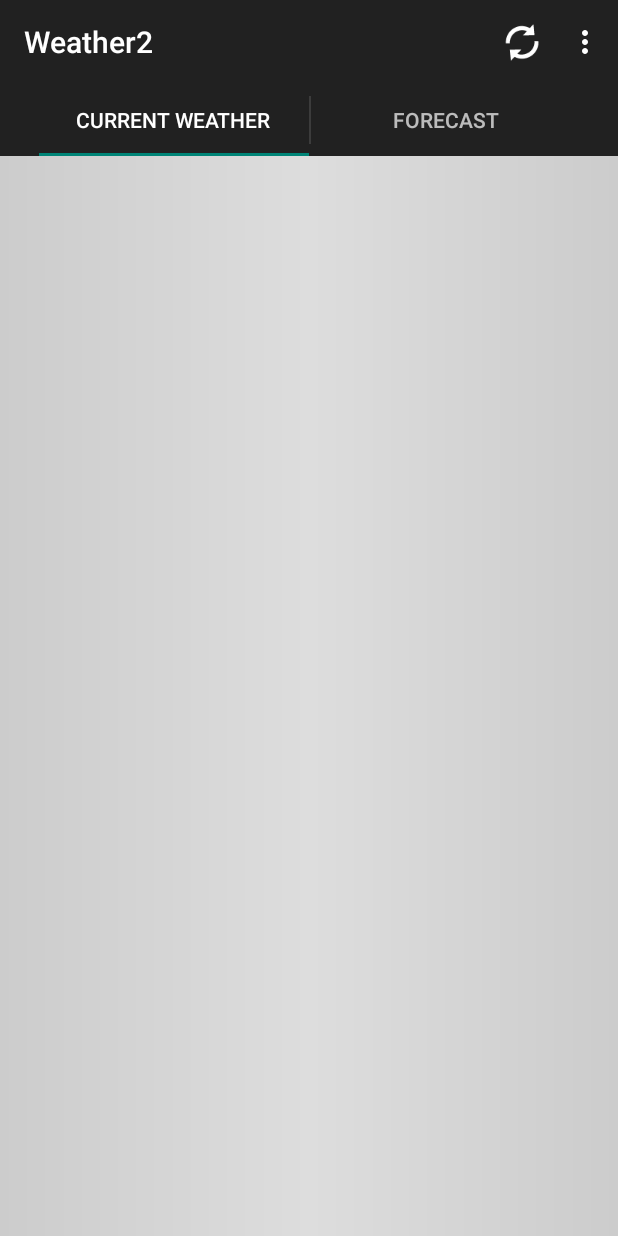
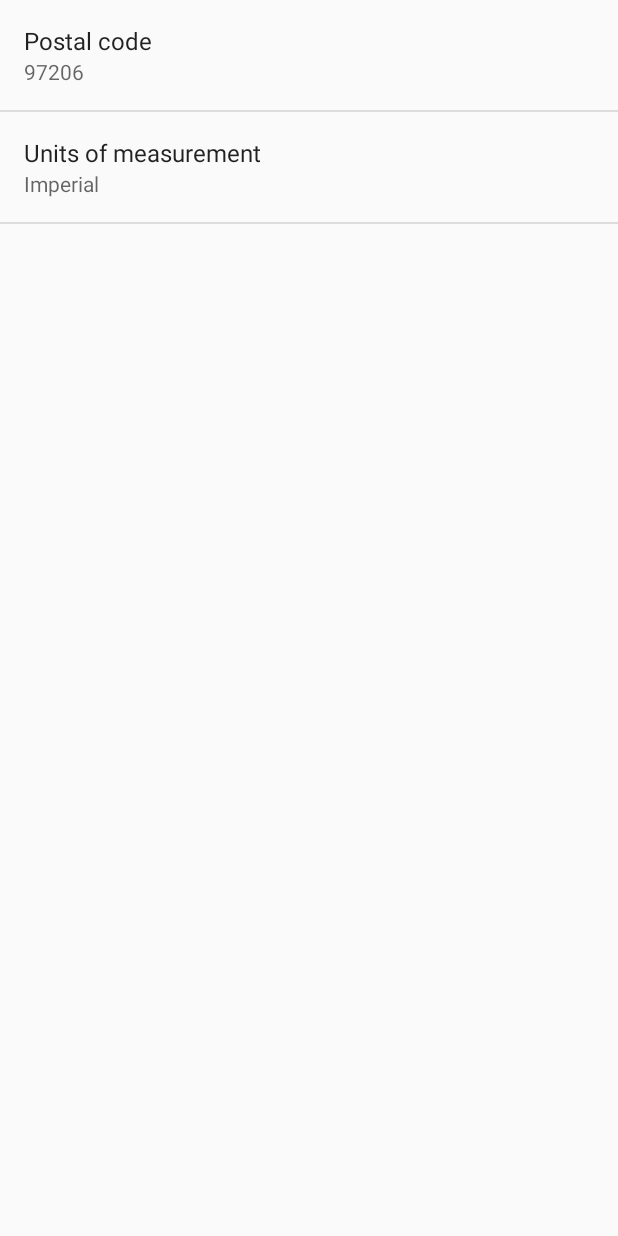
Before and after one commit to btdrucke/Weather2, an Android app: the screen it shows after launch (MainActivity before the commit, SettingsActivity after it), in the options menu, after a tap on "Settings", on a phone screen of 412 x 824 dp. Run offline under Robolectric (Android 15) with nearby library versions, the phone set to English and light mode, and no system bars; 1 statement that could not run was skipped.

Commit message:
Got a setting activity stopred in shared prefs.

```diff
--- a/app/build.gradle
+++ b/app/build.gradle
@@ -22,4 +22,5 @@ android {
 dependencies {
     compile fileTree(dir: 'libs', include: ['*.jar'])
     compile 'com.android.support:appcompat-v7:21.0.3'
+    compile 'com.android.support:support-v4:21.0.3'
 }
--- a/app/src/main/java/com/bdrucker/weather2/MainActivity.java
+++ b/app/src/main/java/com/bdrucker/weather2/MainActivity.java
@@ -1,8 +1,11 @@
 package com.bdrucker.weather2;
 
 import android.content.Context;
+import android.content.Intent;
+import android.content.SharedPreferences;
 import android.net.ConnectivityManager;
 import android.os.Bundle;
+import android.preference.PreferenceManager;
 import android.support.v4.app.Fragment;
 import android.support.v4.app.FragmentManager;
 import android.support.v4.app.FragmentPagerAdapter;
@@ -10,6 +13,7 @@ import android.support.v4.app.FragmentTransaction;
 import android.support.v4.view.ViewPager;
 import android.support.v7.app.ActionBar;
 import android.support.v7.app.ActionBarActivity;
+import android.text.TextUtils;
 import android.view.Menu;
 import android.view.MenuItem;
 import android.view.View;
@@ -28,8 +32,13 @@ public class MainActivity
         extends ActionBarActivity
         implements ActionBar.TabListener, ForecastClient.ForecastListener {
 
-    private final int POSITION_CURRENT_WEATHER = 0;
-    private final int POSITION_FORECAST_WEATHER = 1;
+    private static final int RESULT_SETTINGS = 1;
+    private static final int POSITION_CURRENT_WEATHER = 0;
+    private static final int POSITION_FORECAST_WEATHER = 1;
+    private static final String DEFAULT_POSTAL_CODE = "97206";
+    private static final String DEFAULT_UNITS = SettingsActivity.PREF_VALUE_UNITS_METRIC;
+
+    private SharedPreferences prefs;
 
     /**
      * The {@link ViewPager} that will host the section contents.
@@ -43,13 +52,14 @@ public class MainActivity
 
     private ForecastClient apiClient;
     private MenuItem refreshMenuOption;
-    private String postalCode = "97206";  // TODO: implement.
-    private boolean useMetric = false; // TODO: implement.
+    private String postalCode;
+    private boolean useMetric;
 
     @Override
     protected void onCreate(Bundle savedInstanceState) {
         super.onCreate(savedInstanceState);
         setContentView(R.layout.activity_main);
+        initializePreferences();
 
         progressView = findViewById(R.id.progress);
 
@@ -86,6 +96,27 @@ public class MainActivity
         apiClient = new ForecastClient(this, this);
     }
 
+    private void initializePreferences() {
+        prefs = PreferenceManager.getDefaultSharedPreferences(this);
+        SharedPreferences.Editor editor = prefs.edit();
+
+        if (prefs.contains(SettingsActivity.PREF_KEY_POSTAL_CODE))
+            postalCode = getPostalCodeFromPreferences();
+        else {
+            editor.putString(SettingsActivity.PREF_KEY_POSTAL_CODE, DEFAULT_POSTAL_CODE);
+            postalCode = DEFAULT_POSTAL_CODE;
+        }
+
+        if (!prefs.contains(SettingsActivity.PREF_KEY_UNITS))
+            useMetric = getUseMetricPreferences();
+        else {
+            editor.putString(SettingsActivity.PREF_KEY_UNITS, DEFAULT_UNITS);
+            useMetric = SettingsActivity.PREF_VALUE_UNITS_METRIC.equals(DEFAULT_UNITS);
+        }
+
+        editor.commit();
+    }
+
     private void fetchWeather() {
         if (apiClient != null)
             apiClient.get(postalCode);
@@ -112,6 +143,7 @@ public class MainActivity
         int id = item.getItemId();
 
         if (id == R.id.action_settings) {
+            startActivityForResult(new Intent(this, SettingsActivity.class), RESULT_SETTINGS);
             handled = true;
         } else if (id == R.id.action_refresh) {
             fetchWeather();
@@ -139,9 +171,9 @@ public class MainActivity
     protected void onResume() {
         super.onResume();
 
-        // TODO: only load every half hour.
-        if (areFragmentsAttached())
-            fetchWeather();
+//        // TODO: only load every half hour.
+//        if (areFragmentsAttached())
+//            fetchWeather();
     }
 
     private boolean areFragmentsAttached() {
@@ -195,6 +227,61 @@ public class MainActivity
             progressView.setVisibility(View.GONE);
     }
 
+    @Override
+    protected void onActivityResult(int requestCode, int resultCode, Intent data) {
+        super.onActivityResult(requestCode, resultCode, data);
+
+        // Don't do anything if the activity is finishing.  This data will be picked up when this activity resumes.
+        if (isFinishing())
+            return;
+
+        switch (requestCode) {
+            case RESULT_SETTINGS:
+                String newPostalCode = getPostalCodeFromPreferences();
+                boolean newUseMetric = getUseMetricPreferences();
+
+                if (!TextUtils.equals(postalCode, newPostalCode)) {
+                    postalCode = newPostalCode;
+                    useMetric = newUseMetric;
+                    dispatchPostalCodeChanged();
+                }
+                if (useMetric != newUseMetric) {
+                    useMetric = newUseMetric;
+                    dispatchUseMetricChanged();
+                }
+
+                break;
+        }
+    }
+
+    /**
+     * Called when the user has returned form the settings activity and the postal code has changed.
+     * The useMetric flag may or may not have changed as well.
+     */
+    private void dispatchPostalCodeChanged() {
+        if (areFragmentsAttached())
+            fetchWeather();
+    }
+
+    /**
+     * Called when the user has returned form the settings activity and the useMetric flag has changed.
+     * If we make it here, the postal code did not change, however.
+     */
+    private void dispatchUseMetricChanged() {
+        if (areFragmentsAttached()) {
+            currentWeatherFragment.updateUseMetric(useMetric);
+            forecastWeatherFragment.updateUseMetric(useMetric);
+        }
+    }
+
+    private String getPostalCodeFromPreferences() {
+        return prefs.getString(SettingsActivity.PREF_KEY_POSTAL_CODE, null);
+    }
+
+    private boolean getUseMetricPreferences() {
+        return SettingsActivity.PREF_VALUE_UNITS_METRIC.equals(prefs.getString(SettingsActivity.PREF_KEY_UNITS, null));
+    }
+
     /**
      * A {@link FragmentPagerAdapter} that returns a fragment corresponding to
      * one of the sections/tabs/pages.
--- /dev/null
+++ b/app/src/main/java/com/bdrucker/weather2/SettingsActivity.java
@@ -0,0 +1,57 @@
+package com.bdrucker.weather2;
+
+import android.content.SharedPreferences;
+import android.os.Bundle;
+import android.preference.ListPreference;
+import android.preference.Preference;
+import android.preference.PreferenceActivity;
+import android.preference.PreferenceManager;
+
+public class SettingsActivity extends PreferenceActivity implements Preference.OnPreferenceChangeListener {
+    public static final String PREF_KEY_POSTAL_CODE = "pref_postal_code";
+    public static final String PREF_KEY_UNITS = "pref_use_metric";
+    public static final String PREF_VALUE_UNITS_IMPERIAL = "0";
+    public static final String PREF_VALUE_UNITS_METRIC = "1";
+
+    private SharedPreferences prefs;
+
+    @Override
+    protected void onCreate(Bundle savedInstanceState) {
+        super.onCreate(savedInstanceState);
+        prefs = PreferenceManager.getDefaultSharedPreferences(this);
+
+        if (getActionBar() != null)
+            getActionBar().setDisplayHomeAsUpEnabled(true);
+
+        addPreferencesFromResource(R.xml.pref_general);
+
+        final Preference postalCodePref = findPreference(PREF_KEY_POSTAL_CODE);
+        postalCodePref.setSummary(prefs.getString(PREF_KEY_POSTAL_CODE, null));
+        postalCodePref.setOnPreferenceChangeListener(this);
+
+        final ListPreference useMetricPref = (ListPreference) findPreference(PREF_KEY_UNITS);
+        useMetricPref.setSummary(getListPreferenceEntry(useMetricPref, prefs.getString(PREF_KEY_UNITS, null)));
+        useMetricPref.setOnPreferenceChangeListener(this);
+    }
+
+    @Override
+    public boolean onPreferenceChange(Preference preference, Object value) {
+        String stringValue = value.toString();
+
+        if (preference instanceof ListPreference) {
+            ListPreference listPreference = (ListPreference) preference;
+            CharSequence entry = getListPreferenceEntry(listPreference, stringValue);
+            preference.setSummary(entry);
+        } else {
+            // For all other preferences, set the summary to the value's
+            // simple string representation.
+            preference.setSummary(stringValue);
+        }
+        return true;
+    }
+
+    private CharSequence getListPreferenceEntry(ListPreference listPreference, String stringValue) {
+        int index = listPreference.findIndexOfValue(stringValue);
+        return (index >= 0) ? listPreference.getEntries()[index] : null;
+    }
+}
--- a/app/src/main/java/com/bdrucker/weather2/data/Forecast.java
+++ b/app/src/main/java/com/bdrucker/weather2/data/Forecast.java
@@ -84,7 +84,9 @@ public class Forecast implements BaseForecastInterface {
 
     @Override
     public String getNightTemperature(Resources resources, boolean useMetric) {
-        return null;
+        // This implementation of BaseForecastInterface does not support a separate night temperature.
+        // So we just return the day temp here.
+        return getTemperature(resources, useMetric);
     }
 
     public String getWindValue(Resources resources, boolean useMetric) {
--- a/app/src/main/java/com/bdrucker/weather2/data/FutureForecast.java
+++ b/app/src/main/java/com/bdrucker/weather2/data/FutureForecast.java
@@ -43,7 +43,7 @@ public class FutureForecast implements BaseForecastInterface {
 
     @Override
     public Integer getNightIconId() {
-        return getNightIconId();
+        return night.getNightIconId();
     }
 
     @Override
--- a/app/src/main/res/layout-land/forecast_weather_layout.xml
+++ b/app/src/main/res/layout-land/forecast_weather_layout.xml
@@ -17,7 +17,6 @@
         android:textColor="@android:color/secondary_text_light"
         android:textSize="20sp"
         tools:text="Friday 8th, 2015" />
-
 
     <LinearLayout
         android:layout_width="match_parent"
--- a/app/src/main/res/layout/current_weather_fragment.xml
+++ b/app/src/main/res/layout/current_weather_fragment.xml
@@ -2,6 +2,7 @@
     xmlns:tools="http://schemas.android.com/tools"
     android:layout_width="match_parent"
     android:layout_height="match_parent"
+    android:fillViewport="true"
     android:background="@drawable/fragment_gradient">
 
     <LinearLayout
--- a/app/src/main/res/layout/forecast_weather_fragment.xml
+++ b/app/src/main/res/layout/forecast_weather_fragment.xml
@@ -2,6 +2,7 @@
     xmlns:tools="http://schemas.android.com/tools"
     android:layout_width="match_parent"
     android:layout_height="match_parent"
+    android:fillViewport="true"
     android:background="@drawable/fragment_gradient">
 
     <LinearLayout
--- a/app/src/main/res/menu/menu_main.xml
+++ b/app/src/main/res/menu/menu_main.xml
@@ -10,6 +10,7 @@
     <item
         android:id="@+id/action_settings"
         android:title="@string/action_settings"
+        android:icon="@android:drawable/ic_menu_preferences"
         android:orderInCategory="100"
         app:showAsAction="never" />
 </menu>
--- a/app/src/main/res/values/strings.xml
+++ b/app/src/main/res/values/strings.xml
@@ -2,7 +2,7 @@
 <resources>
 
     <string name="app_name">Weather2</string>
-    <string name="title_section1">Current Weather</string>
+    <string name="title_section1">Current weather</string>
     <string name="title_section2">Forecast</string>
     <string name="current_weather_for_postal_code">Current weather for %s</string>
     <string name="forecast_for_postal_code">Weather forecast for %s</string>
@@ -23,7 +23,7 @@
 
     <string name="weather_0_night">Clear skies</string>
     <string name="weather_0_day">Sunny skies</string>
-    <string name="weather_1">Partly Cloudy skies</string>
+    <string name="weather_1">Partly cloudy skies</string>
     <string name="weather_10">Mist</string>
     <string name="weather_2">Cloudy skies</string>
     <string name="weather_21">Patchy rain possible</string>
--- /dev/null
+++ b/app/src/main/res/values/strings_activity_settings.xml
@@ -0,0 +1,19 @@
+<resources>
+    <string name="title_activity_settings">Settings</string>
+
+    <string name="pref_title_postal_code">Postal code</string>
+    <string name="pref_default_postal_code">97202</string>
+    <string name="pref_title_units">Units of measurement</string>
+
+    <string-array name="pref_units_titles">
+        <item>Imperial</item>
+        <item>Metric</item>
+    </string-array>
+
+    <!-- Do not translate "pref_units_values". -->
+    <string-array name="pref_units_values">
+        <item>0</item>
+        <item>1</item>
+    </string-array>
+
+</resources>
--- /dev/null
+++ b/app/src/main/res/xml/pref_general.xml
@@ -0,0 +1,14 @@
+<?xml version="1.0" encoding="utf-8"?>
+<PreferenceScreen xmlns:android="http://schemas.android.com/apk/res/android">
+    <EditTextPreference
+        android:key="pref_postal_code"
+        android:title="@string/pref_title_postal_code"
+        android:defaultValue="@string/pref_default_postal_code" />
+    <ListPreference
+        android:key="pref_use_metric"
+        android:title="@string/pref_title_units"
+        android:dialogTitle="@string/pref_title_units"
+        android:entries="@array/pref_units_titles"
+        android:entryValues="@array/pref_units_values"
+        android:defaultValue="0" />
+</PreferenceScreen>
```
Also changed, not shown: app/src/main/AndroidManifest.xml (+11 -3 lines), app/src/main/java/com/bdrucker/weather2/BaseWeatherFragment.java (+18 -0 lines), app/src/main/java/com/bdrucker/weather2/CurrentWeatherFragment.java (+30 -20 lines), app/src/main/java/com/bdrucker/weather2/ForecastWeatherFragment.java (+14 -2 lines). Lines whose indentation alone changed are shown as unchanged.
